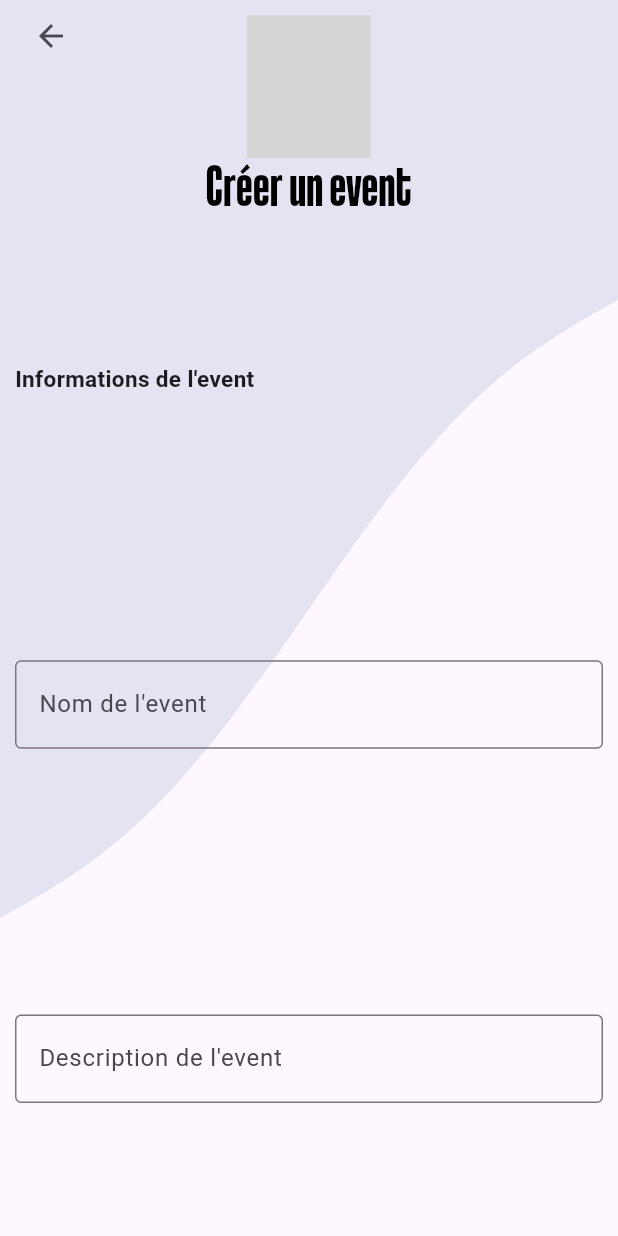
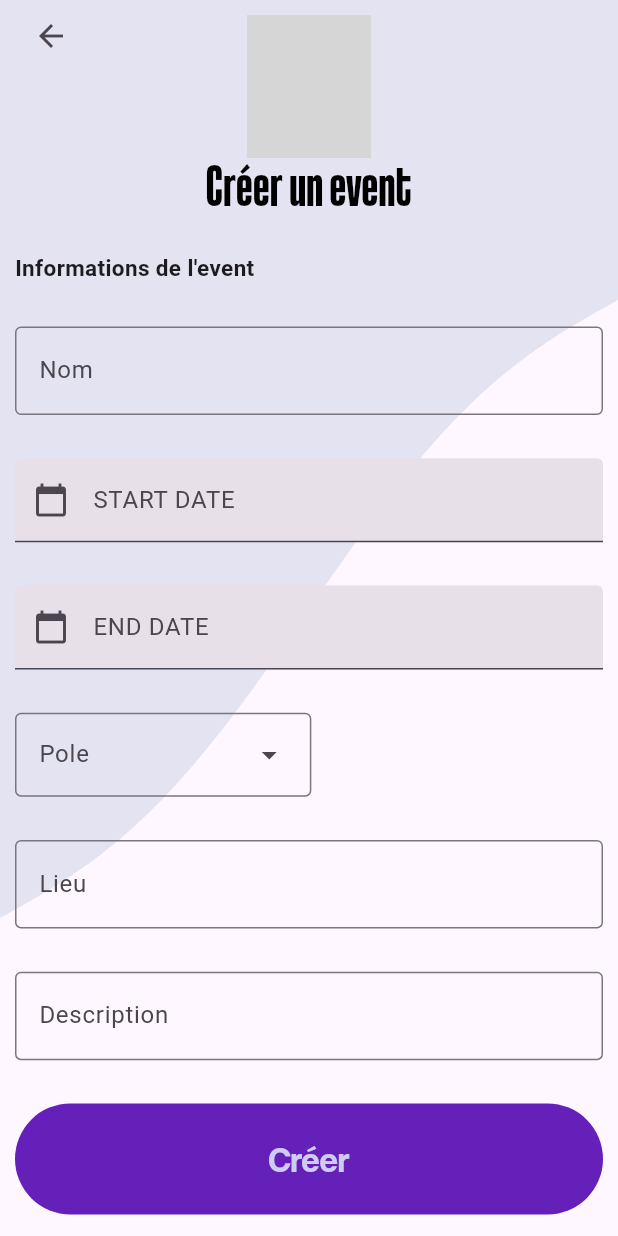
Before and after one commit to MyApero/HOD-App, a Flutter app: the CreateEvent screen opened directly, on a phone screen of 412 x 824 dp. Run offline on Flutter 3.47's test engine with Material 3 defaults, Android fonts, the phone set to English and light mode, and no system bars; our stand-ins replace appwrite, either_dart, flutter_riverpod, sensors_plus, syncfusion_flutter_calendar; statements that could not run were skipped; grey boxes are pictures that could not be loaded.

Commit message:
feat: pole selection menu

```diff
--- a/lib/features/admin/screens/create_event.dart
+++ b/lib/features/admin/screens/create_event.dart
@@ -1,30 +1,47 @@
 import 'package:flutter/material.dart';
 import 'package:hod_app/widgets/auth_field.dart';
 import 'package:hod_app/widgets/background/app_background.dart';
+import 'package:hod_app/widgets/datetime_picker.dart';
+import 'package:hod_app/widgets/dropdown_selection.dart';
+import 'package:hod_app/widgets/hod_button.dart';
 import 'package:hod_app/widgets/simple_text.dart';
 
 class CreateEvent extends StatelessWidget {
-  const CreateEvent({super.key});
+  CreateEvent({super.key});
 
-  static route() =>
-      MaterialPageRoute(builder: (context) => CreateEvent()
-      );
+  static route() => MaterialPageRoute(builder: (context) => CreateEvent());
+
+  final TextEditingController _startDateController = TextEditingController();
+  final TextEditingController _endDateController = TextEditingController();
+  String? selectedPole = "";
+  List<String> poles = ["WEREWOLF", "TOUDOULELOU"];
 
   @override
   Widget build(BuildContext context) {
     return Scaffold(
       body: AppBackground(
+        title: "Créer un event",
         hasBackArrow: true,
         child: Column(
           crossAxisAlignment: CrossAxisAlignment.start,
-              mainAxisAlignment: MainAxisAlignment.spaceAround,
-              children: [
-                SimpleText("Informations de l'event"),
-                AuthField(label: "Nom de l'event"),
-                AuthField(label: "Description de l'event"),
-              ],
+          mainAxisAlignment: MainAxisAlignment.spaceAround,
+          children: [
+            SimpleText("Informations de l'event"),
+            AuthField(label: "Nom"),
+            DateTimePicker(
+                controller: _startDateController, label: "START DATE"),
+            DateTimePicker(controller: _endDateController, label: "END DATE"),
+            DropdownSelection(
+                onValueChange: (value) {
+                  selectedPole = value;
+                },
+                items: poles,
+                label: "Pole"),
+            AuthField(label: "Lieu"),
+            AuthField(label: "Description"),
+            HodButton(label: "Créer", onTapped: () {}),
+          ],
         ),
-      title: "Créer un event",
       ),
     );
   }
--- a/lib/tests/test_screen.dart
+++ b/lib/tests/test_screen.dart
@@ -1,5 +1,6 @@
 import 'package:flutter/material.dart';
 import 'package:hod_app/widgets/calendar.dart';
+import 'package:hod_app/widgets/datetime_picker.dart';
 import 'package:hod_app/widgets/event_card.dart';
 import 'package:hod_app/widgets/player_card.dart';
 import 'package:hod_app/widgets/player_card_item.dart';
@@ -7,8 +8,15 @@ import 'package:hod_app/widgets/select_button.dart';
 import 'package:hod_app/widgets/simple_text.dart';
 import 'package:hod_app/widgets/auth_field.dart';
 
+enum Pole {
+  WEREWOLF,
+  TOUDOULELOU
+}
+
 class TestScreen extends StatelessWidget {
-  const TestScreen({super.key});
+  TestScreen({super.key});
+
+  final TextEditingController dateController = TextEditingController();
 
   @override
   Widget build(BuildContext context) {
@@ -30,7 +38,7 @@ class TestScreen extends StatelessWidget {
             child: const SimpleText("bonsoir les amiiiiiis :"),
           ),
           SizedBox(height: 50),
-          Calendar(appointments: [],),
+          DateTimePicker(controller: dateController, label: "start date"),
           // PlayerCard(),
           // PlayerCardItem(fieldKey: "Duree de jeu", fieldValue: "2h",),
           // PlayerCardItem(fieldKey: "Debut de l'aventure", fieldValue: "20/04/2024",)
--- /dev/null
+++ b/lib/widgets/datetime_picker.dart
@@ -0,0 +1,40 @@
+import 'package:flutter/material.dart';
+
+class DateTimePicker extends StatefulWidget {
+  DateTimePicker({super.key, required this.controller, this.label = "DATE"});
+
+  final TextEditingController controller;
+  final String label;
+
+  @override
+  State<DateTimePicker> createState() => _DateTimePickerState();
+}
+
+class _DateTimePickerState extends State<DateTimePicker> {
+
+  @override
+  Widget build(BuildContext context) {
+    return TextField(
+      controller: widget.controller,
+      onTap: () {
+        _selectDate(context);
+      },
+      readOnly: true,
+      decoration: InputDecoration(
+        labelText: widget.label,
+        filled: true,
+        prefixIcon: Icon(Icons.calendar_today),
+      ),
+    );
+  }
+
+   Future<void> _selectDate(BuildContext context) async {
+    DateTime ?date = await showDatePicker(context: context, firstDate: DateTime.now(), lastDate: DateTime(2034, 31, 12));
+
+    if (date != null) {
+       setState(() {
+      widget.controller.text = date!.toIso8601String();
+    });
+    }
+  }
+}
--- /dev/null
+++ b/lib/widgets/dropdown_selection.dart
@@ -0,0 +1,47 @@
+import 'package:flutter/material.dart';
+
+class DropdownSelection extends StatefulWidget {
+  DropdownSelection(
+      {super.key, required this.onValueChange, required this.items, required this.label});
+
+  final void Function(String?) onValueChange;
+  final List<String> items;
+  final String label;
+
+  @override
+  State<DropdownSelection> createState() => _DropdownSelectionState();
+}
+
+class _DropdownSelectionState extends State<DropdownSelection> {
+  @override
+  Widget build(BuildContext context) {
+    return DropdownMenu<String>(
+      label: Text(widget.label),
+      dropdownMenuEntries: widget.items
+                          .map<DropdownMenuEntry<String>>(
+                              (String value) {
+                        return DropdownMenuEntry<String>(
+                          label: value,
+                          value: value,
+                        );
+                      }).toList(),
+      // items: widget.items
+      //     .map(
+      //       (pole) => DropdownMenuItem<String>(
+      //         value: pole,
+      //         child: Text(
+      //           pole,
+      //           style: TextStyle(fontSize: 24),
+      //         ),
+            // ),
+          // )
+          // .toList(),
+
+          onSelected: (String? value) {
+                        setState(() {
+                          widget.onValueChange(value);
+                        });
+      },
+    );
+  }
+}
```
